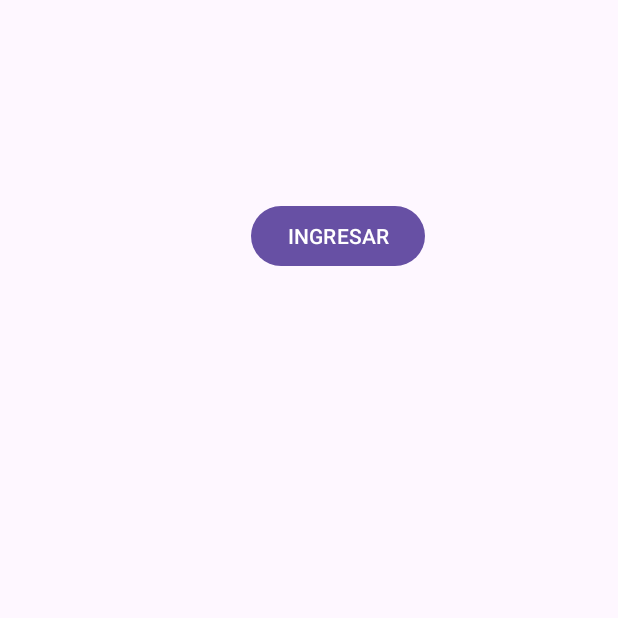
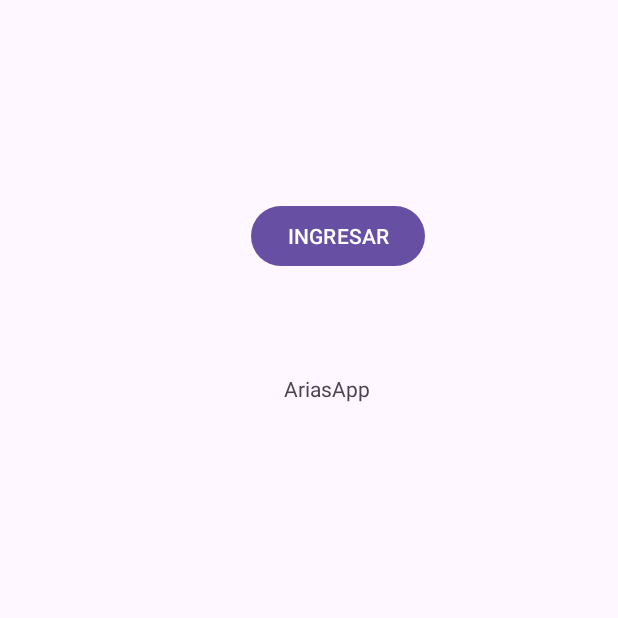
Before and after one commit to gariasojedis/AriasApp, an Android app: the MainActivity2 screen opened directly, with no data from a screen before it, on a phone screen of 412 x 824 dp, the top half of it. Run offline under Robolectric (Android 15) with nearby library versions, the phone set to English and light mode, and no system bars.

Commit message:
Prueba 3

```diff
--- a/app/src/main/res/layout/activity_main2.xml
+++ b/app/src/main/res/layout/activity_main2.xml
@@ -16,4 +16,14 @@
         android:text="@string/INGRESAR"
         app:layout_constraintStart_toStartOf="parent"
         app:layout_constraintTop_toTopOf="parent" />
+
+    <TextView
+        android:id="@+id/textView"
+        android:layout_width="wrap_content"
+        android:layout_height="wrap_content"
+        android:layout_marginStart="22dp"
+        android:layout_marginTop="68dp"
+        android:text="@string/app_name"
+        app:layout_constraintStart_toStartOf="@+id/button"
+        app:layout_constraintTop_toBottomOf="@+id/button" />
 </androidx.constraintlayout.widget.ConstraintLayout>
```
